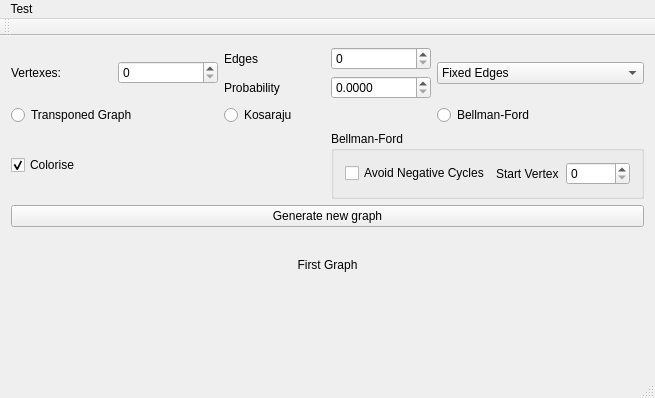
Above: QGraphUtilityTest/QGraphUtilityTest.ui from RzuF/QGraphUtility before the change. Below: the same form after it.
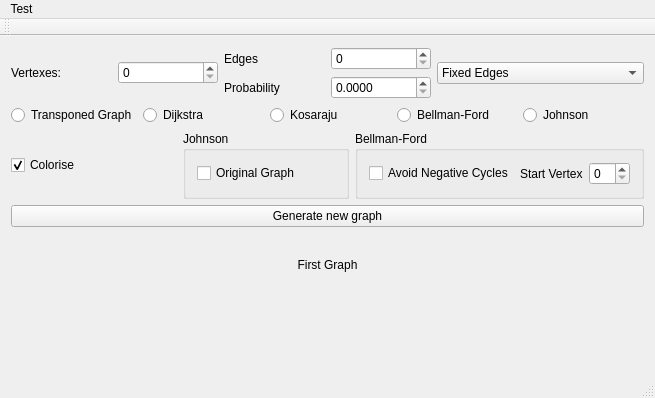
That is the form after the change.

Commit message: Implemented Dijkstra and Johnson algorithm, Updated UI for new features

The edit to the form file:
```diff
--- a/QGraphUtilityTest/QGraphUtilityTest.ui
+++ b/QGraphUtilityTest/QGraphUtilityTest.ui
@@ -115,6 +115,13 @@
         </property>
        </widget>
       </item>
+      <item>
+       <widget class="QRadioButton" name="dijkstraRadio">
+        <property name="text">
+         <string>Dijkstra</string>
+        </property>
+       </widget>
+      </item>
       <item>
        <widget class="QRadioButton" name="kosarajuRadio">
         <property name="text">
@@ -129,6 +136,16 @@
         </property>
        </widget>
       </item>
+      <item>
+       <widget class="QRadioButton" name="johnsonRadio">
+        <property name="contextMenuPolicy">
+         <enum>Qt::PreventContextMenu</enum>
+        </property>
+        <property name="text">
+         <string>Johnson</string>
+        </property>
+       </widget>
+      </item>
      </layout>
     </item>
     <item>
@@ -143,6 +160,22 @@
         </property>
        </widget>
       </item>
+      <item>
+       <widget class="QGroupBox" name="groupBox_2">
+        <property name="title">
+         <string>Johnson</string>
+        </property>
+        <layout class="QHBoxLayout" name="horizontalLayout_9">
+         <item>
+          <widget class="QCheckBox" name="originalGraphCheckBox">
+           <property name="text">
+            <string>Original Graph</string>
+           </property>
+          </widget>
+         </item>
+        </layout>
+       </widget>
+      </item>
       <item>
        <widget class="QGroupBox" name="groupBox">
         <property name="autoFillBackground">
```
The commit also changes 6 other files.
